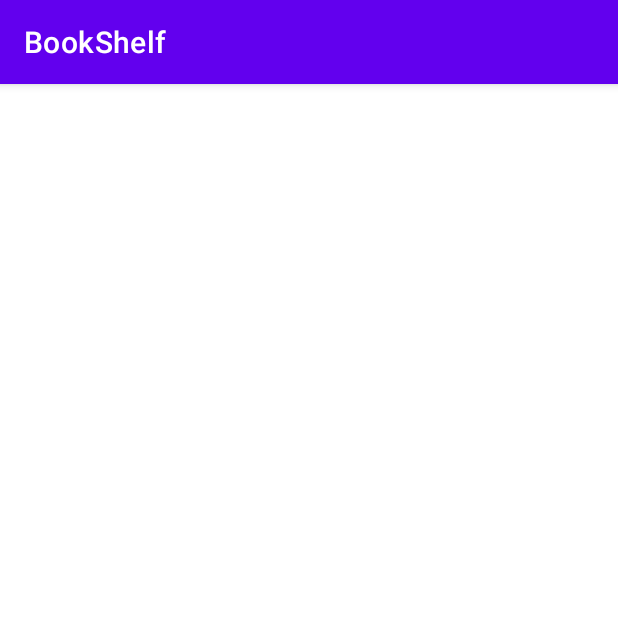
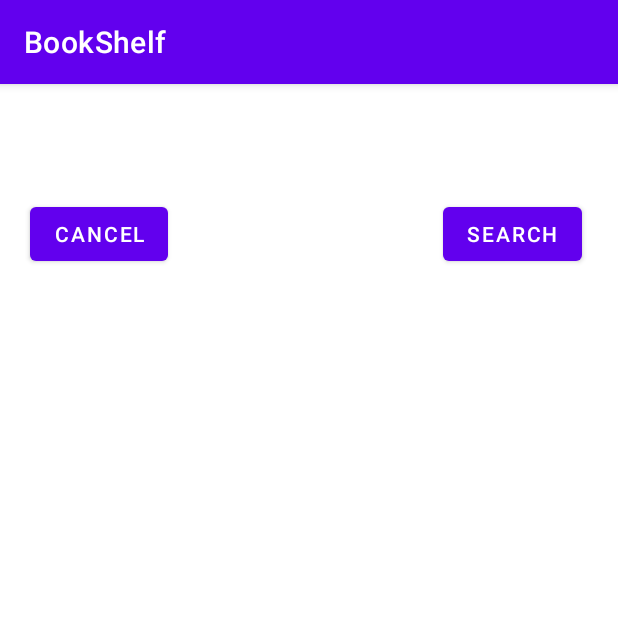
Before and after one commit to LearningJavaAndroid/BookShelf_DynamicUI_Fragment_Delays, an Android app: the BookSearchActivity screen opened directly, with no data from a screen before it, on a phone screen of 412 x 824 dp, the top half of it. Run offline under Robolectric (Android 15) with nearby library versions, the phone set to English and light mode, and no system bars.

Commit message:
updeated more code

```diff
--- a/app/src/main/AndroidManifest.xml
+++ b/app/src/main/AndroidManifest.xml
@@ -1,7 +1,7 @@
 <?xml version="1.0" encoding="utf-8"?>
 <manifest xmlns:android="http://schemas.android.com/apk/res/android"
     package="edu.temple.bookshelf">
-
+    <uses-permission android:name="android.permission.INTERNET"/>
     <application
         android:allowBackup="true"
         android:icon="@mipmap/ic_launcher"
--- a/app/src/main/java/edu/temple/bookshelf/MainActivity.java
+++ b/app/src/main/java/edu/temple/bookshelf/MainActivity.java
@@ -28,13 +28,13 @@ public class MainActivity extends AppCompatActivity implements BookListFragment.
         super.onCreate(savedInstanceState);
         setContentView(R.layout.activity_main);
 
-        images = new int[]{R.drawable.image1, R.drawable.image2, R.drawable.image3, R.drawable.image4, R.drawable.image5, R.drawable.image6, R.drawable.image7, R.drawable.image8, R.drawable.image9, R.drawable.image10,};
+        //images = new int[]{R.drawable.image1, R.drawable.image2, R.drawable.image3, R.drawable.image4, R.drawable.image5, R.drawable.image6, R.drawable.image7, R.drawable.image8, R.drawable.image9, R.drawable.image10,};
 
         container2present = findViewById(R.id.container2) != null;
 
         if(savedInstanceState == null){ // if the app first load
             list = new BookList(); //initialize everything
-            createBooklists();
+            //createBooklists();
             getSupportFragmentManager()
                     .beginTransaction()
                     .add(R.id.container, bookListFragment = BookListFragment.newInstance(list))
@@ -179,19 +179,19 @@ public class MainActivity extends AppCompatActivity implements BookListFragment.
         }
 
     }
-    public void createBooklists() { // initialize data
-
-        //all arrays are 10 in size/length
-        //BookList list = new BookList();
-        String[] BookName = getResources().getStringArray(R.array.Book);
-        String[] BookAuthor = getResources().getStringArray(R.array.Author);
-
-        int i = 0;
-        while (i < getResources().getStringArray(R.array.Author).length) {
-            Book book = new Book(BookName[i], BookAuthor[i], images[i]);
-            list.add(book);
-            i++;
-        }
-
-    }
+//    public void createBooklists() { // initialize data
+//
+//        //all arrays are 10 in size/length
+//        //BookList list = new BookList();
+//        String[] BookName = getResources().getStringArray(R.array.Book);
+//        String[] BookAuthor = getResources().getStringArray(R.array.Author);
+//
+//        int i = 0;
+//        while (i < getResources().getStringArray(R.array.Author).length) {
+//            Book book = new Book(BookName[i], BookAuthor[i], images[i]);
+//            list.add(book);
+//            i++;
+//        }
+//
+//    }
 }
--- a/app/src/main/res/layout/activity_book_search.xml
+++ b/app/src/main/res/layout/activity_book_search.xml
@@ -4,6 +4,40 @@
     xmlns:tools="http://schemas.android.com/tools"
     android:layout_width="match_parent"
     android:layout_height="match_parent"
+    android:theme="@android:style/Theme.Holo.Dialog"
     tools:context=".BookSearchActivity">
 
+
+    <EditText
+        android:id="@+id/editText"
+        android:layout_width="353dp"
+        android:layout_height="38dp"
+        android:layout_marginStart="16dp"
+        android:layout_marginTop="16dp"
+        android:autofillHints=""
+        android:ems="10"
+        android:inputType="textPersonName"
+        android:text="@string/name"
+        app:layout_constraintStart_toStartOf="parent"
+        app:layout_constraintTop_toTopOf="parent" />
+
+    <Button
+        android:id="@+id/search"
+        android:layout_width="wrap_content"
+        android:layout_height="wrap_content"
+        android:layout_marginTop="76dp"
+        android:layout_marginEnd="24dp"
+        android:text="@string/button"
+        app:layout_constraintEnd_toEndOf="parent"
+        app:layout_constraintTop_toTopOf="parent" />
+
+    <Button
+        android:id="@+id/cancel"
+        android:layout_width="wrap_content"
+        android:layout_height="wrap_content"
+        android:layout_marginStart="20dp"
+        android:layout_marginTop="22dp"
+        android:text="@string/button2"
+        app:layout_constraintStart_toStartOf="parent"
+        app:layout_constraintTop_toBottomOf="@+id/editText" />
 </androidx.constraintlayout.widget.ConstraintLayout>
--- a/app/src/main/res/values/strings.xml
+++ b/app/src/main/res/values/strings.xml
@@ -3,6 +3,9 @@
     <string name="app_name">BookShelf</string>
     <string name="hello_blank_fragment">Hello blank fragment</string>
     <string name="todo">TODO</string>
+    <string name="button">Search</string>
+    <string name="name"></string>
+    <string name="button2">Cancel</string>
     <string-array name="Book">
         <item>Dog Man Mothering Heights</item>
         <item>Its Not Easy Being A Bunny</item>
```
